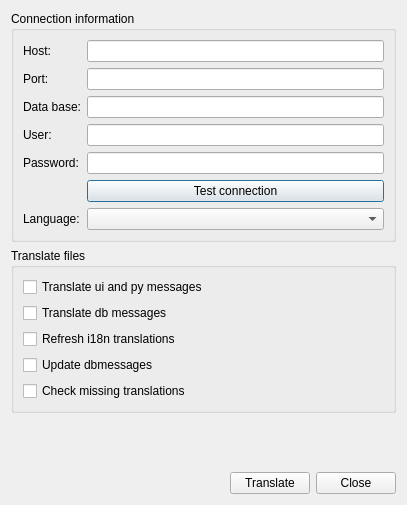
This is core/ui/admin/admin_translation.ui in Giswater/giswater_qgis_plugin as Qt 5 draws it before an edit. The edited form follows.
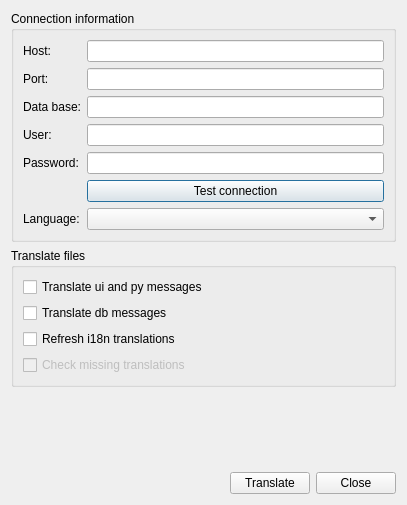
This is the edited form.

Commit message: Minor enhancement: Add massive updates on config_form_fields to fix i18n names

The edit to the form file:
```diff
--- a/core/ui/admin/admin_translation.ui
+++ b/core/ui/admin/admin_translation.ui
@@ -154,6 +154,23 @@
       <string>Translate files</string>
      </property>
      <layout class="QGridLayout" name="gridLayout_3">
+      <item row="2" column="0">
+       <widget class="QCheckBox" name="chk_refresh_i18n">
+        <property name="text">
+         <string>Refresh i18n translations</string>
+        </property>
+       </widget>
+      </item>
+      <item row="3" column="0">
+       <widget class="QCheckBox" name="chk_missing_translations">
+        <property name="enabled">
+         <bool>false</bool>
+        </property>
+        <property name="text">
+         <string>Check missing translations </string>
+        </property>
+       </widget>
+      </item>
       <item row="1" column="0">
        <widget class="QCheckBox" name="chk_db_msg">
         <property name="text">
@@ -168,27 +185,6 @@
         </property>
        </widget>
       </item>
-      <item row="4" column="0">
-       <widget class="QCheckBox" name="chk_missing_translations">
-        <property name="text">
-         <string>Check missing translations </string>
-        </property>
-       </widget>
-      </item>
-      <item row="2" column="0">
-       <widget class="QCheckBox" name="chk_refresh_i18n">
-        <property name="text">
-         <string>Refresh i18n translations</string>
-        </property>
-       </widget>
-      </item>
-      <item row="3" column="0">
-       <widget class="QCheckBox" name="chk_update_messages">
-        <property name="text">
-         <string>Update dbmessages</string>
-        </property>
-       </widget>
-      </item>
      </layout>
     </widget>
    </item>
```
The commit also changes 2 other files.
